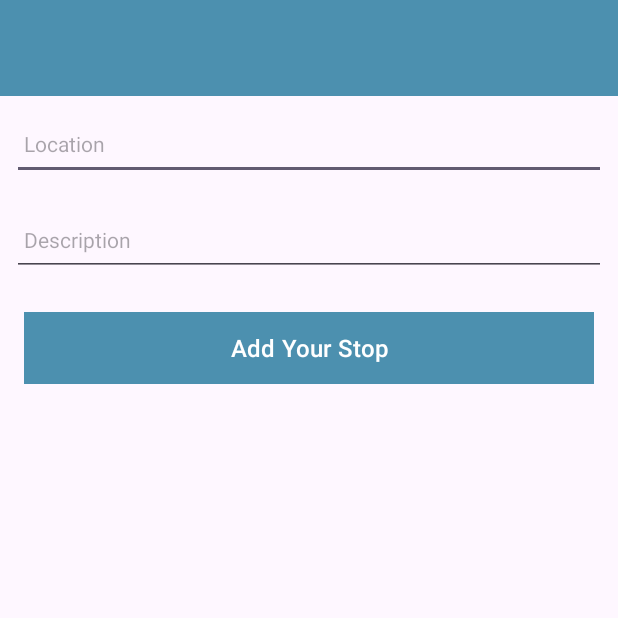
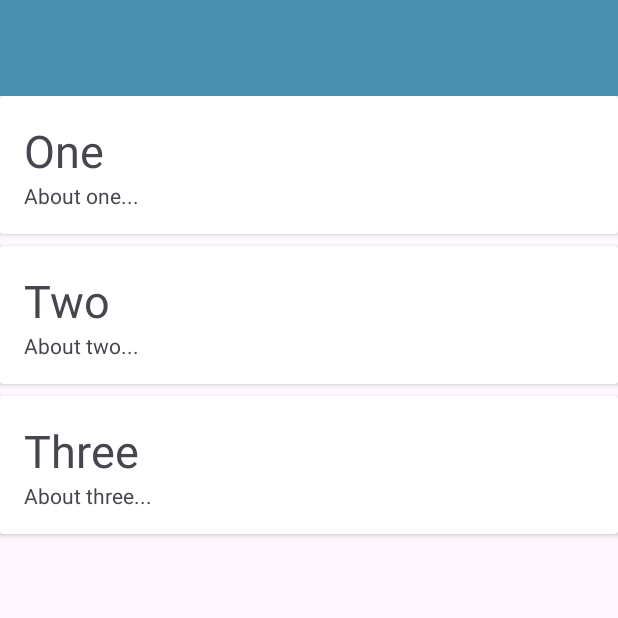
Before and after one commit to ECCooney/PupPlan, an Android app: the screen it shows after launch (PupplanActivity before the commit, LocationsListActivity after it), on a phone screen of 412 x 824 dp, the top half of it. Run offline under Robolectric (Android 15) with nearby library versions, the light colour scheme and no system bars; our stand-ins replace Timber; 1 statement that could not run was skipped.

Commit message:
Main app class created, location list activity created, and card view created

```diff
--- a/app/src/main/AndroidManifest.xml
+++ b/app/src/main/AndroidManifest.xml
@@ -3,6 +3,7 @@
     xmlns:tools="http://schemas.android.com/tools">
 
     <application
+        android:name="ie.setu.pupplan.main.MainApp"
         android:allowBackup="true"
         android:dataExtractionRules="@xml/data_extraction_rules"
         android:fullBackupContent="@xml/backup_rules"
@@ -13,13 +14,21 @@
         android:theme="@style/Theme.PupPlan"
         tools:targetApi="31">
         <activity
-            android:name=".Activities.PupplanActivity"
+            android:name=".Activities.LocationsListActivity"
             android:exported="true">
             <intent-filter>
                 <action android:name="android.intent.action.MAIN" />
 
                 <category android:name="android.intent.category.LAUNCHER" />
             </intent-filter>
+            <meta-data android:name="android.app.lib_name"
+                android:value="" />
+        </activity>
+        <activity
+            android:name=".Activities.LocationActivity"
+            android:exported="true">
+            <meta-data android:name="android.app.lib_name"
+                android:value="" />
         </activity>
     </application>
 
--- a/app/src/main/java/ie/setu/pupplan/Activities/PupplanActivity.kt
+++ b/app/src/main/java/ie/setu/pupplan/Activities/LocationActivity.kt
@@ -3,20 +3,21 @@ package ie.setu.pupplan.Activities
 import androidx.appcompat.app.AppCompatActivity
 import android.os.Bundle
 import com.google.android.material.snackbar.Snackbar
-import ie.setu.pupplan.Models.PupplanModel
+import ie.setu.pupplan.Models.LocationModel
 import ie.setu.pupplan.databinding.ActivityPupplanBinding
-import timber.log.Timber
+import ie.setu.pupplan.main.MainApp
 import timber.log.Timber.i
 
-class PupplanActivity : AppCompatActivity() {
+class LocationActivity : AppCompatActivity() {
 
 //    View Binding initiated to link module to layout file activity_pupplan.xml
 //    ActivityPupplanBinding is autogenerated class that just needs to be imported, as binding is switched on in build.gradle
     private lateinit var binding: ActivityPupplanBinding
 
 //    bring in data model
-    var location = PupplanModel()
-    val locations = ArrayList<PupplanModel>()
+    var location = LocationModel()
+//reference to the main app object (lateinit overrules null safety checks)
+    lateinit var app : MainApp
 
 //    main function
     override fun onCreate(savedInstanceState: Bundle?) {
@@ -24,19 +25,20 @@ class PupplanActivity : AppCompatActivity() {
 //     inflater takes an XML file as input and builds the View objects from it
         binding = ActivityPupplanBinding.inflate(layoutInflater)
         setContentView(binding.root)
-//      logging
-        Timber.plant(Timber.DebugTree() )
-        i("Placemark Activity started..")
+//initialising the main class
+        app = application as MainApp
+        i("Pupplan Activity started...")
 
         binding.btnAdd.setOnClickListener(){
             location.title = binding.locationTitle.text.toString()
             location.description = binding.locationDescription.text.toString()
             if (location.title.isNotEmpty()) {
-                locations.add(location.copy())
-                i("add Button Pressed: $location.title")
+                app.locations.add(location.copy())
+//              logging from Timber in mainapp
+                i("add Button Pressed: $location")
 //                iterates through the indices of the locations list and logs a message for each location, including its index within the list. It will print the location and its corresponding index.
-                for (i in locations.indices)
-                { i("Location[$i]:${this.locations[i]}") }
+                for (i in app.locations.indices)
+                { i("Location[$i]:${this.app.locations[i]}") }
             }
             else {
                 Snackbar
--- /dev/null
+++ b/app/src/main/java/ie/setu/pupplan/Activities/LocationListActivity.kt
@@ -0,0 +1,61 @@
+package ie.setu.pupplan.Activities
+
+import androidx.appcompat.app.AppCompatActivity
+import android.os.Bundle
+import android.view.LayoutInflater
+import android.view.ViewGroup
+import androidx.recyclerview.widget.LinearLayoutManager
+import androidx.recyclerview.widget.RecyclerView
+import ie.setu.pupplan.Models.LocationModel
+import ie.setu.pupplan.databinding.ActivityLocationsListBinding
+import ie.setu.pupplan.databinding.CardLocationBinding
+import ie.setu.pupplan.main.MainApp
+
+class LocationsListActivity : AppCompatActivity(){
+//retrieving a reference to mainapp
+    lateinit var app: MainApp
+    private lateinit var binding: ActivityLocationsListBinding
+    override fun onCreate(savedInstanceState: Bundle?) {
+        super.onCreate(savedInstanceState)
+        binding = ActivityLocationsListBinding.inflate(layoutInflater)
+        setContentView(binding.root)
+//The Application class in Android is the base class within an Android app that contains all other components such as activities and services. The Application class, or any subclass of the Application class, is instantiated before any other class when the process for your application/package is created.
+        app = application as MainApp
+
+        val layoutManager = LinearLayoutManager(this)
+        binding.recyclerView.layoutManager = layoutManager
+        binding.recyclerView.adapter = LocationAdapter(app.locations)
+
+    }
+}
+// below class is designed to work with a RecyclerView to display a
+// list of LocationModel objects in a user interface.
+// It handles creating view holders, binding data to them, and determining the number of items in the list.
+// To use this adapter, you would typically set it as
+// the adapter for a RecyclerView and provide a list of LocationModel objects to display.
+class LocationAdapter constructor(private var locations: List<LocationModel>) :
+    RecyclerView.Adapter<LocationAdapter.MainHolder>() {
+
+    override fun onCreateViewHolder(parent: ViewGroup, viewType: Int): MainHolder {
+        val binding = CardLocationBinding
+            .inflate(LayoutInflater.from(parent.context), parent, false)
+
+        return MainHolder(binding)
+    }
+
+    override fun onBindViewHolder(holder: MainHolder, position: Int) {
+        val location = locations[holder.adapterPosition]
+        holder.bind(location)
+    }
+
+    override fun getItemCount(): Int = locations.size
+
+    class MainHolder(private val binding : CardLocationBinding) :
+        RecyclerView.ViewHolder(binding.root) {
+
+        fun bind(location: LocationModel) {
+            binding.locationTitle.text = location.title
+            binding.description.text = location.description
+        }
+    }
+}
--- a/app/src/main/java/ie/setu/pupplan/Models/PupplanModel.kt
+++ b/app/src/main/java/ie/setu/pupplan/Models/LocationModel.kt
@@ -1,7 +1,7 @@
 package ie.setu.pupplan.Models
 
-data class PupplanModel(var title: String = "",
-                        var description: String = "",
+data class LocationModel(var title: String = "",
+                         var description: String = "",
 //                        var locationCategory: String = "",
 //                        var lat: Double = 00.00,
 //                        var lng: Double = 00.00,
--- /dev/null
+++ b/app/src/main/java/ie/setu/pupplan/main/MainApp.kt
@@ -0,0 +1,20 @@
+package ie.setu.pupplan.main
+
+import android.app.Application
+import ie.setu.pupplan.Models.LocationModel
+import timber.log.Timber
+import timber.log.Timber.i
+
+class MainApp : Application() {
+
+    val locations = ArrayList<LocationModel>()
+    override fun onCreate() {
+        super.onCreate()
+//        "plant" Timber tree here for logging
+        Timber.plant(Timber.DebugTree())
+        i("Pupplan started")
+        locations.add(LocationModel("One", "About one..."))
+        locations.add(LocationModel("Two", "About two..."))
+        locations.add(LocationModel("Three", "About three..."))
+    }
+}
--- /dev/null
+++ b/app/src/main/res/layout/activity_locations_list.xml
@@ -0,0 +1,32 @@
+<?xml version="1.0" encoding="utf-8"?>
+<androidx.coordinatorlayout.widget.CoordinatorLayout
+    xmlns:android="http://schemas.android.com/apk/res/android"
+    xmlns:app="http://schemas.android.com/apk/res-auto"
+    xmlns:tools="http://schemas.android.com/tools"
+    android:layout_width="match_parent"
+    android:layout_height="match_parent"
+    tools:context="ie.setu.pupplan.Activities.LocationsListActivity">
+
+    <com.google.android.material.appbar.AppBarLayout
+        android:layout_width="match_parent"
+        android:layout_height="wrap_content"
+        android:background="@color/colorAccent"
+        android:fitsSystemWindows="true"
+        app:elevation="0dip"
+        app:theme="@style/ThemeOverlay.AppCompat.Dark.ActionBar">
+
+        <androidx.appcompat.widget.Toolbar
+            android:id="@+id/toolbar"
+            android:layout_width="match_parent"
+            android:layout_height="wrap_content"
+            app:titleTextColor="@color/colorPrimary" />
+    </com.google.android.material.appbar.AppBarLayout>
+
+    <androidx.recyclerview.widget.RecyclerView
+        android:id="@+id/recyclerView"
+        android:layout_width="match_parent"
+        android:layout_height="match_parent"
+        android:scrollbars="vertical"
+        app:layout_behavior="@string/appbar_scrolling_view_behavior" />
+
+</androidx.coordinatorlayout.widget.CoordinatorLayout>
--- a/app/src/main/res/layout/activity_pupplan.xml
+++ b/app/src/main/res/layout/activity_pupplan.xml
@@ -4,7 +4,7 @@
     xmlns:tools="http://schemas.android.com/tools"
     android:layout_width="match_parent"
     android:layout_height="match_parent"
-    tools:context=".Activities.PupplanActivity">
+    tools:context=".Activities.LocationActivity">
 
     <RelativeLayout
         android:layout_width="match_parent"
--- /dev/null
+++ b/app/src/main/res/layout/card_location.xml
@@ -0,0 +1,31 @@
+<?xml version="1.0" encoding="utf-8"?>
+<androidx.cardview.widget.CardView
+    xmlns:android="http://schemas.android.com/apk/res/android"
+    xmlns:tools="http://schemas.android.com/tools"
+    android:layout_width="match_parent"
+    android:layout_height="wrap_content"
+    android:layout_marginBottom="8dp"
+    android:elevation="24dp">
+
+    <RelativeLayout
+        android:layout_width="match_parent"
+        android:layout_height="wrap_content"
+        android:padding="16dp">
+
+        <TextView
+            android:id="@+id/locationTitle"
+            android:layout_width="wrap_content"
+            android:layout_height="wrap_content"
+            android:layout_alignParentTop="true"
+            android:textSize="30sp"
+            tools:text="A Title" />
+
+        <TextView
+            android:id="@+id/description"
+            android:layout_width="wrap_content"
+            android:layout_height="wrap_content"
+            android:layout_below="@id/locationTitle"
+            tools:text="A Description" />
+
+    </RelativeLayout>
+</androidx.cardview.widget.CardView>
```
